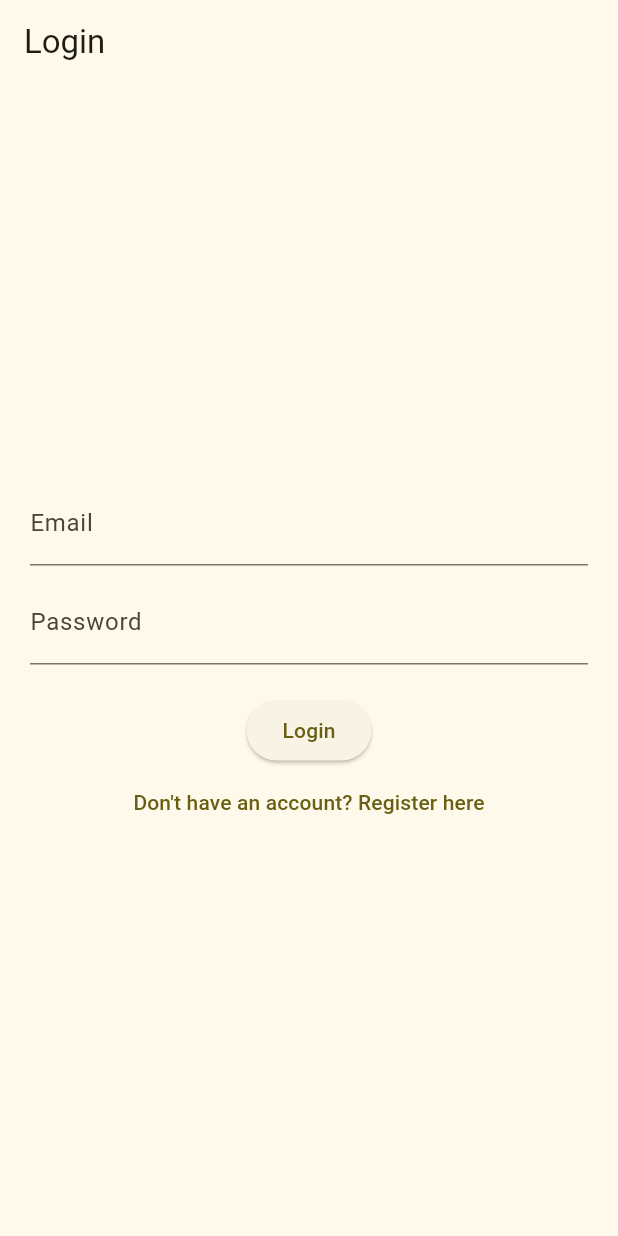
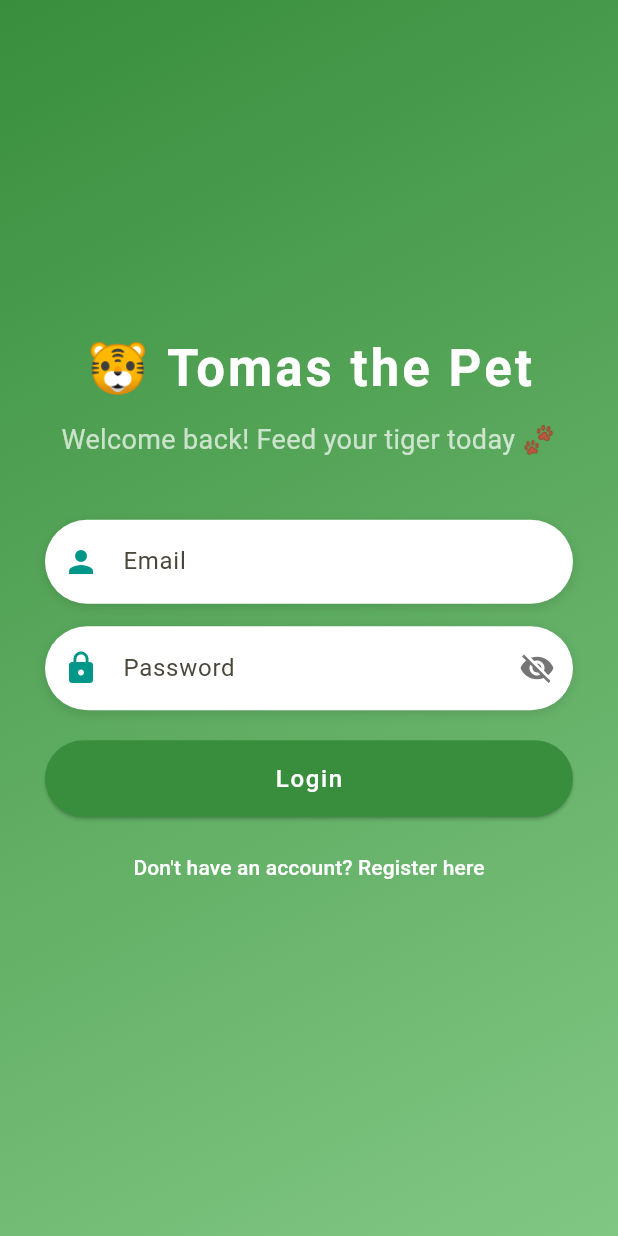
Before and after one commit to daeneerys/FlutterAppFinals, a Flutter app: the screen it shows after launch, on a phone screen of 412 x 824 dp. Run offline on Flutter 3.47's test engine with Material 3 defaults, Android fonts, the light colour scheme and no system bars; our stand-ins replace cloud_firestore, firebase_auth, firebase_core; accounts and stored records are empty; Roboto replaces fonts that are missing (Poppins).

Commit message:
Login Frontend Changes

```diff
--- a/lib/screens/login.dart
+++ b/lib/screens/login.dart
@@ -15,6 +15,8 @@ class _LoginScreenState extends State<LoginScreen> {
   final TextEditingController _emailController = TextEditingController();
   final TextEditingController _passwordController = TextEditingController();
   final AuthService _authService = AuthService();
+  bool _obscurePassword = true;
+  bool _isLoading = false;
   String? _errorMessage;
 
   Future<void> _login() async {
@@ -42,37 +44,110 @@ class _LoginScreenState extends State<LoginScreen> {
   }
 
   @override
+
   Widget build(BuildContext context) {
     return Scaffold(
-      appBar: AppBar(title: const Text("Login")),
-      body: Padding(
-        padding: const EdgeInsets.all(20.0),
+      body: Container(
+        decoration: BoxDecoration(
+          gradient: LinearGradient(
+            colors: [Color(0xFF388E3C), Color(0xFF81C784)], // Jungle green shades
+            begin: Alignment.topLeft,
+            end: Alignment.bottomRight,
+          ),
+        ),
+        child: Center(
+          child: SingleChildScrollView(
+            padding: const EdgeInsets.symmetric(horizontal: 30, vertical: 40),
             child: Column(
               mainAxisAlignment: MainAxisAlignment.center,
               children: [
-            TextField(
+                // Logo or App Title
+                const Text(
+                  '🐯 Tomas the Pet',
+                  style: TextStyle(
+                    fontSize: 34,
+                    fontWeight: FontWeight.bold,
+                    color: Colors.white,
+                    letterSpacing: 2,
+                    fontFamily: 'Poppins', // Jungle feel font (adjust if needed)
+                  ),
+                ),
+                const SizedBox(height: 10),
+                const Text(
+                  'Welcome back! Feed your tiger today 🐾',
+                  style: TextStyle(fontSize: 18, color: Colors.white70),
+                  textAlign: TextAlign.center,
+                ),
+                const SizedBox(height: 40),
+                // Email Field
+                _buildTextField(
                   controller: _emailController,
-              decoration: const InputDecoration(labelText: "Email"),
+                  hintText: "Email",
+                  icon: Icons.person,
                   keyboardType: TextInputType.emailAddress,
                 ),
-            const SizedBox(height: 10),
-            TextField(
+                const SizedBox(height: 15),
+                // Password Field
+                _buildTextField(
                   controller: _passwordController,
-              decoration: const InputDecoration(labelText: "Password"),
-              obscureText: true,
+                  hintText: "Password",
+                  icon: Icons.lock,
+                  obscureText: _obscurePassword,
+                  suffixIcon: IconButton(
+                    icon: Icon(
+                      _obscurePassword ? Icons.visibility_off : Icons.visibility,
+                      color: Colors.grey[600],
                     ),
-            if (_errorMessage != null) ...[
-              const SizedBox(height: 10),
-              Text(
+                    onPressed: () {
+                      setState(() {
+                        _obscurePassword = !_obscurePassword;
+                      });
+                    },
+                  ),
+                ),
+                const SizedBox(height: 20),
+                // Error Message
+                if (_errorMessage != null)
+                  Padding(
+                    padding: const EdgeInsets.only(bottom: 10),
+                    child: Text(
                       _errorMessage!,
                       style: const TextStyle(color: Colors.red),
                     ),
-            ],
-            const SizedBox(height: 20),
-            ElevatedButton(
-              onPressed: _login,
-              child: const Text("Login"),
                   ),
+                // Login Button
+                SizedBox(
+                  width: double.infinity,
+                  child: ElevatedButton(
+                    onPressed: _isLoading ? null : _login,
+                    style: ElevatedButton.styleFrom(
+                      backgroundColor: const Color(0xFF388E3C), // Dark jungle green
+                      padding: const EdgeInsets.symmetric(vertical: 14),
+                      shape: RoundedRectangleBorder(
+                        borderRadius: BorderRadius.circular(30),
+                      ),
+                    ),
+                    child: _isLoading
+                        ? const SizedBox(
+                      width: 24,
+                      height: 24,
+                      child: CircularProgressIndicator(
+                        color: Colors.white,
+                        strokeWidth: 2,
+                      ),
+                    )
+                        : const Text(
+                      "Login",
+                      style: TextStyle(
+                        color: Colors.white,
+                        fontSize: 16,
+                        letterSpacing: 1.1,
+                      ),
+                    ),
+                  ),
+                ),
+                const SizedBox(height: 10),
+                // Register Link
                 TextButton(
                   onPressed: () {
                     Navigator.push(
@@ -80,9 +155,48 @@ class _LoginScreenState extends State<LoginScreen> {
                       MaterialPageRoute(builder: (context) => const RegisterScreen()),
                     );
                   },
-              child: const Text("Don't have an account? Register here"),
+                  child: const Text(
+                    "Don't have an account? Register here",
+                    style: TextStyle(color: Colors.white),
+                  ),
                 ),
               ],
+            ),
+          ),
+        ),
+      ),
+    );
+  }
+  Widget _buildTextField({
+    required TextEditingController controller,
+    required String hintText,
+    required IconData icon,
+    bool obscureText = false,
+    Widget? suffixIcon,
+    TextInputType keyboardType = TextInputType.text,
+  }) {
+    return Container(
+      decoration: BoxDecoration(
+        color: Colors.white,
+        borderRadius: BorderRadius.circular(30),
+        boxShadow: const [
+          BoxShadow(
+            color: Colors.black12,
+            blurRadius: 6,
+            offset: Offset(0, 2),
+          ),
+        ],
+      ),
+      child: TextField(
+        controller: controller,
+        obscureText: obscureText,
+        keyboardType: keyboardType,
+        decoration: InputDecoration(
+          hintText: hintText,
+          border: InputBorder.none,
+          prefixIcon: Icon(icon, color: Colors.teal),
+          suffixIcon: suffixIcon,
+          contentPadding: const EdgeInsets.symmetric(horizontal: 20, vertical: 16),
         ),
       ),
     );
```
Lines whose indentation alone changed are shown as unchanged.
